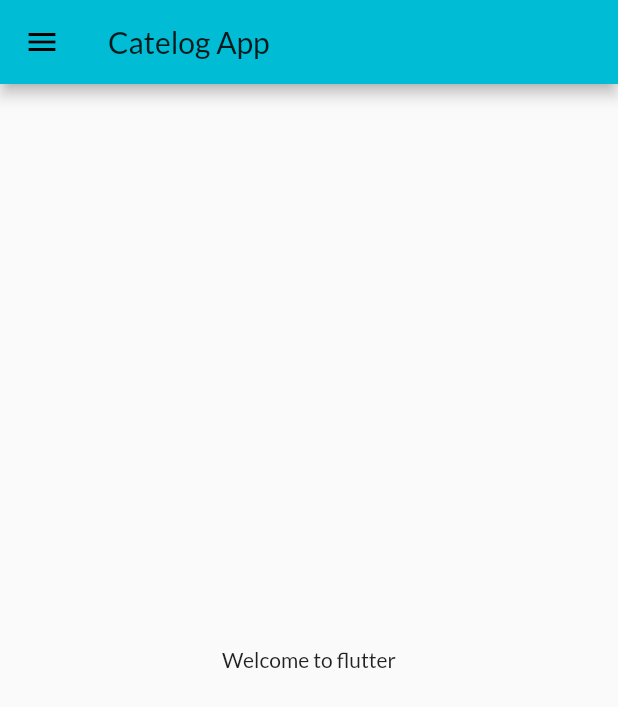
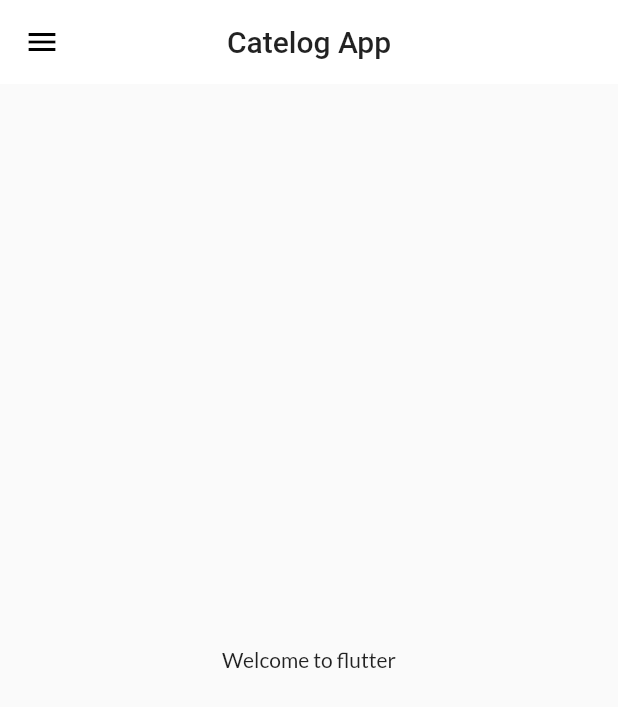
Before and after one commit to SarveshRansubhe/Catalog-App, a Flutter app: the screen it shows after launch, on a phone screen of 412 x 824 dp. Shown: the top 707 px of the screen. Run offline on Flutter 3.47's test engine with Material 2 defaults, Android fonts, the phone set to English and light mode, and no system bars; our stand-ins replace google_fonts.

Commit message:
Day 8 Completed

```diff
--- a/lib/main.dart
+++ b/lib/main.dart
@@ -2,7 +2,7 @@ import 'package:flutter/material.dart';
 import 'package:flutter_catelog/pages/home_page.dart';
 import 'package:flutter_catelog/pages/login_page.dart';
 import 'package:flutter_catelog/utils/routes.dart';
-import 'package:google_fonts/google_fonts.dart';
+import 'package:flutter_catelog/widgets/themes.dart';
 
 void main() {
   runApp(MyApp());
@@ -13,12 +13,9 @@ class MyApp extends StatelessWidget {
   Widget build(BuildContext context) {
     return MaterialApp(
       themeMode: ThemeMode.light,
-      theme: ThemeData(
-        primarySwatch: Colors.cyan,
-        fontFamily: GoogleFonts.lato().fontFamily,
-      ),
+      theme: MyTheme.lightTheme(context),
       debugShowCheckedModeBanner: false,
-      darkTheme: ThemeData(brightness: Brightness.dark),
+      darkTheme: MyTheme.darkTheme(context),
       initialRoute: MyRoutes.homeRoute,
       routes: {
         "/": (context) => LoginPage(),
--- a/lib/pages/home_page.dart
+++ b/lib/pages/home_page.dart
@@ -7,6 +7,7 @@ class HomePage extends StatelessWidget {
     return Scaffold(
       appBar: AppBar(
         title: Text("Catelog App"),
+        centerTitle: true,
       ),
       body: Center(
         child: Container(
--- /dev/null
+++ b/lib/widgets/themes.dart
@@ -0,0 +1,17 @@
+import 'package:flutter/material.dart';
+import 'package:google_fonts/google_fonts.dart';
+
+class MyTheme {
+  static ThemeData lightTheme(BuildContext context) => ThemeData(
+      primarySwatch: Colors.cyan,
+      fontFamily: GoogleFonts.lato().fontFamily,
+      appBarTheme: AppBarTheme(
+        color: Colors.white,
+        elevation: 0,
+        iconTheme: IconThemeData(color: Colors.black),
+        textTheme: Theme.of(context).textTheme,
+      ));
+
+  static ThemeData darkTheme(BuildContext context) =>
+      ThemeData(brightness: Brightness.dark);
+}
```
Also changed, not shown: assets/files/catalog.json (added, +68 -0 lines), lib/models/catalog.dart (added, +27 -0 lines).
